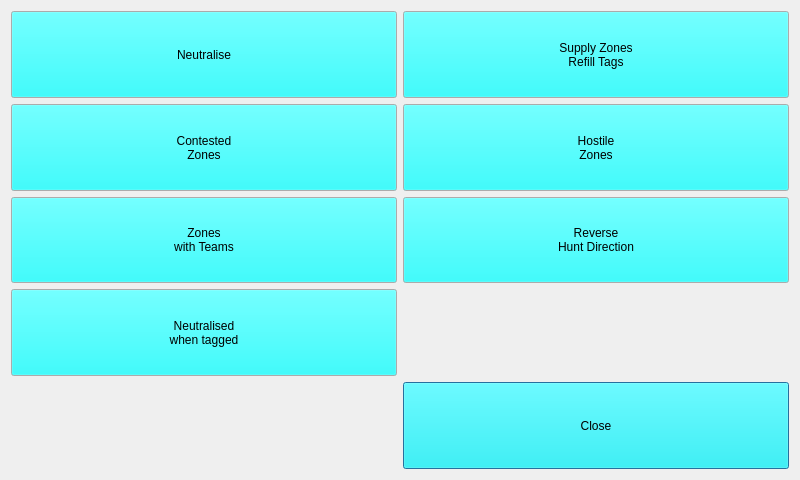
First picture: the form in FlagsWindow.ui, repository rmick/Combobulator, before the edit.
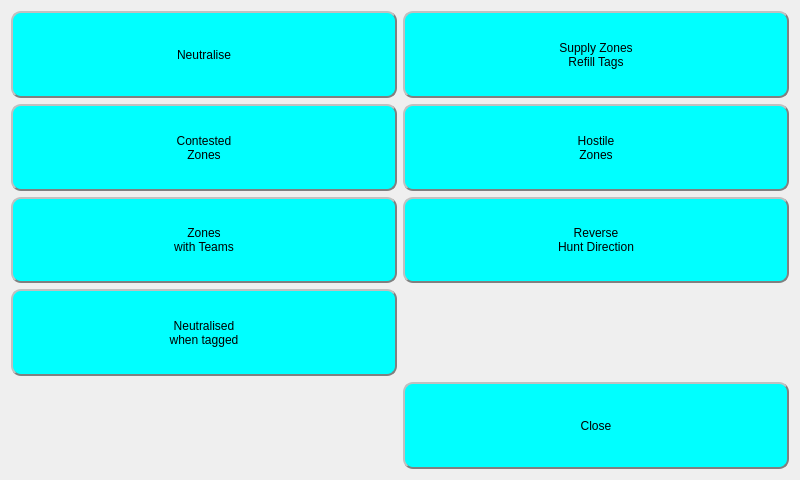
Second picture: the form after the edit.

Commit message: Spies now working properly. BaseStation Status LED added

Patch:
```diff
--- a/FlagsWindow.ui
+++ b/FlagsWindow.ui
@@ -13,6 +13,27 @@
   <property name="windowTitle">
    <string>Dialog</string>
   </property>
+  <property name="styleSheet">
+   <string notr="true">QPushButton
+{
+    background-color: cyan;
+    border-style: outset;
+    border-width: 2px;
+    border-radius: 10px;
+    border-color: grey;
+}
+
+QPushbutton:checked
+{
+    background-color: rgb(100,255,255);
+	font-weight: bold;
+}
+
+QPushbutton:disabled
+{
+	background-color: grey;
+}</string>
+  </property>
   <layout class="QGridLayout" name="gridLayout">
    <item row="0" column="0">
     <widget class="QPushButton" name="btn_Neutralise">
@@ -34,6 +55,24 @@
           </color>
          </brush>
         </colorrole>
+        <colorrole role="Base">
+         <brush brushstyle="SolidPattern">
+          <color alpha="255">
+           <red>0</red>
+           <green>255</green>
+           <blue>255</blue>
+          </color>
+         </brush>
+        </colorrole>
+        <colorrole role="Window">
+         <brush brushstyle="SolidPattern">
+          <color alpha="255">
+           <red>0</red>
+           <green>255</green>
+           <blue>255</blue>
+          </color>
+         </brush>
+        </colorrole>
        </active>
        <inactive>
         <colorrole role="Button">
@@ -45,6 +84,24 @@
           </color>
          </brush>
         </colorrole>
+        <colorrole role="Base">
+         <brush brushstyle="SolidPattern">
+          <color alpha="255">
+           <red>0</red>
+           <green>255</green>
+           <blue>255</blue>
+          </color>
+         </brush>
+        </colorrole>
+        <colorrole role="Window">
+         <brush brushstyle="SolidPattern">
+          <color alpha="255">
+           <red>0</red>
+           <green>255</green>
+           <blue>255</blue>
+          </color>
+         </brush>
+        </colorrole>
        </inactive>
        <disabled>
         <colorrole role="Button">
@@ -56,6 +113,24 @@
           </color>
          </brush>
         </colorrole>
+        <colorrole role="Base">
+         <brush brushstyle="SolidPattern">
+          <color alpha="255">
+           <red>0</red>
+           <green>255</green>
+           <blue>255</blue>
+          </color>
+         </brush>
+        </colorrole>
+        <colorrole role="Window">
+         <brush brushstyle="SolidPattern">
+          <color alpha="255">
+           <red>0</red>
+           <green>255</green>
+           <blue>255</blue>
+          </color>
+         </brush>
+        </colorrole>
        </disabled>
       </palette>
      </property>
@@ -87,6 +162,24 @@
           </color>
          </brush>
         </colorrole>
+        <colorrole role="Base">
+         <brush brushstyle="SolidPattern">
+          <color alpha="255">
+           <red>0</red>
+           <green>255</green>
+           <blue>255</blue>
+          </color>
+         </brush>
+        </colorrole>
+        <colorrole role="Window">
+         <brush brushstyle="SolidPattern">
+          <color alpha="255">
+           <red>0</red>
+           <green>255</green>
+           <blue>255</blue>
+          </color>
+         </brush>
+        </colorrole>
        </active>
        <inactive>
         <colorrole role="Button">
@@ -98,6 +191,24 @@
           </color>
          </brush>
         </colorrole>
+        <colorrole role="Base">
+         <brush brushstyle="SolidPattern">
+          <color alpha="255">
+           <red>0</red>
+           <green>255</green>
+           <blue>255</blue>
+          </color>
+         </brush>
+        </colorrole>
+        <colorrole role="Window">
+         <brush brushstyle="SolidPattern">
+          <color alpha="255">
+           <red>0</red>
+           <green>255</green>
+           <blue>255</blue>
+          </color>
+         </brush>
+        </colorrole>
        </inactive>
        <disabled>
         <colorrole role="Button">
@@ -109,6 +220,24 @@
           </color>
          </brush>
         </colorrole>
+        <colorrole role="Base">
+         <brush brushstyle="SolidPattern">
+          <color alpha="255">
+           <red>0</red>
+           <green>255</green>
+           <blue>255</blue>
+          </color>
+         </brush>
+        </colorrole>
+        <colorrole role="Window">
+         <brush brushstyle="SolidPattern">
+          <color alpha="255">
+           <red>0</red>
+           <green>255</green>
+           <blue>255</blue>
+          </color>
+         </brush>
+        </colorrole>
        </disabled>
       </palette>
      </property>
@@ -141,6 +270,24 @@
           </color>
          </brush>
         </colorrole>
+        <colorrole role="Base">
+         <brush brushstyle="SolidPattern">
+          <color alpha="255">
+           <red>0</red>
+           <green>255</green>
+           <blue>255</blue>
+          </color>
+         </brush>
+        </colorrole>
+        <colorrole role="Window">
+         <brush brushstyle="SolidPattern">
+          <color alpha="255">
+           <red>0</red>
+           <green>255</green>
+           <blue>255</blue>
+          </color>
+         </brush>
+        </colorrole>
        </active>
        <inactive>
         <colorrole role="Button">
@@ -152,6 +299,24 @@
           </color>
          </brush>
         </colorrole>
+        <colorrole role="Base">
+         <brush brushstyle="SolidPattern">
+          <color alpha="255">
+           <red>0</red>
+           <green>255</green>
+           <blue>255</blue>
+          </color>
+         </brush>
+        </colorrole>
+        <colorrole role="Window">
+         <brush brushstyle="SolidPattern">
+          <color alpha="255">
+           <red>0</red>
+           <green>255</green>
+           <blue>255</blue>
+          </color>
+         </brush>
+        </colorrole>
        </inactive>
        <disabled>
         <colorrole role="Button">
@@ -163,6 +328,24 @@
           </color>
          </brush>
         </colorrole>
+        <colorrole role="Base">
+         <brush brushstyle="SolidPattern">
+          <color alpha="255">
+           <red>0</red>
+           <green>255</green>
+           <blue>255</blue>
+          </color>
+         </brush>
+        </colorrole>
+        <colorrole role="Window">
+         <brush brushstyle="SolidPattern">
+          <color alpha="255">
+           <red>0</red>
+           <green>255</green>
+           <blue>255</blue>
+          </color>
+         </brush>
+        </colorrole>
        </disabled>
       </palette>
      </property>
@@ -195,6 +378,24 @@
           </color>
          </brush>
         </colorrole>
+        <colorrole role="Base">
+         <brush brushstyle="SolidPattern">
+          <color alpha="255">
+           <red>0</red>
+           <green>255</green>
+           <blue>255</blue>
+          </color>
+         </brush>
+        </colorrole>
+        <colorrole role="Window">
+         <brush brushstyle="SolidPattern">
+          <color alpha="255">
+           <red>0</red>
+           <green>255</green>
+           <blue>255</blue>
+          </color>
+         </brush>
+        </colorrole>
        </active>
        <inactive>
         <colorrole role="Button">
@@ -206,6 +407,24 @@
           </color>
          </brush>
         </colorrole>
+        <colorrole role="Base">
+         <brush brushstyle="SolidPattern">
+          <color alpha="255">
+           <red>0</red>
+           <green>255</green>
+           <blue>255</blue>
+          </color>
+         </brush>
+        </colorrole>
+        <colorrole role="Window">
+         <brush brushstyle="SolidPattern">
+          <color alpha="255">
+           <red>0</red>
+           <green>255</green>
+           <blue>255</blue>
+          </color>
+         </brush>
+        </colorrole>
        </inactive>
        <disabled>
         <colorrole role="Button">
@@ -217,6 +436,24 @@
           </color>
          </brush>
         </colorrole>
+        <colorrole role="Base">
+         <brush brushstyle="SolidPattern">
+          <color alpha="255">
+           <red>0</red>
+           <green>255</green>
+           <blue>255</blue>
+          </color>
+         </brush>
+        </colorrole>
+        <colorrole role="Window">
+         <brush brushstyle="SolidPattern">
+          <color alpha="255">
+           <red>0</red>
+           <green>255</green>
+           <blue>255</blue>
+          </color>
+         </brush>
+        </colorrole>
        </disabled>
       </palette>
      </property>
@@ -249,6 +486,24 @@
           </color>
          </brush>
         </colorrole>
+        <colorrole role="Base">
+         <brush brushstyle="SolidPattern">
+          <color alpha="255">
+           <red>0</red>
+           <green>255</green>
+           <blue>255</blue>
+          </color>
+         </brush>
+        </colorrole>
+        <colorrole role="Window">
+         <brush brushstyle="SolidPattern">
+          <color alpha="255">
+           <red>0</red>
+           <green>255</green>
+           <blue>255</blue>
+          </color>
+         </brush>
+        </colorrole>
        </active>
        <inactive>
         <colorrole role="Button">
@@ -260,6 +515,24 @@
           </color>
          </brush>
         </colorrole>
+        <colorrole role="Base">
+         <brush brushstyle="SolidPattern">
+          <color alpha="255">
+           <red>0</red>
+           <green>255</green>
+           <blue>255</blue>
+          </color>
+         </brush>
+        </colorrole>
+        <colorrole role="Window">
+         <brush brushstyle="SolidPattern">
+          <color alpha="255">
+           <red>0</red>
+           <green>255</green>
+           <blue>255</blue>
+          </color>
+         </brush>
+        </colorrole>
        </inactive>
        <disabled>
         <colorrole role="Button">
@@ -271,6 +544,24 @@
           </color>
          </brush>
         </colorrole>
+        <colorrole role="Base">
+         <brush brushstyle="SolidPattern">
+          <color alpha="255">
+           <red>0</red>
+           <green>255</green>
+           <blue>255</blue>
+          </color>
+         </brush>
+        </colorrole>
+        <colorrole role="Window">
+         <brush brushstyle="SolidPattern">
+          <color alpha="255">
+           <red>0</red>
+           <green>255</green>
+           <blue>255</blue>
+          </color>
+         </brush>
+        </colorrole>
        </disabled>
       </palette>
      </property>
@@ -303,6 +594,24 @@
           </color>
          </brush>
         </colorrole>
+        <colorrole role="Base">
+         <brush brushstyle="SolidPattern">
+          <color alpha="255">
+           <red>0</red>
+           <green>255</green>
+           <blue>255</blue>
+          </color>
+         </brush>
+        </colorrole>
+        <colorrole role="Window">
+         <brush brushstyle="SolidPattern">
+          <color alpha="255">
+           <red>0</red>
+           <green>255</green>
+           <blue>255</blue>
+          </color>
+         </brush>
+        </colorrole>
        </active>
        <inactive>
         <colorrole role="Button">
@@ -314,6 +623,24 @@
           </color>
          </brush>
         </colorrole>
+        <colorrole role="Base">
+         <brush brushstyle="SolidPattern">
+          <color alpha="255">
+           <red>0</red>
+           <green>255</green>
+           <blue>255</blue>
+          </color>
+         </brush>
+        </colorrole>
+        <colorrole role="Window">
+         <brush brushstyle="SolidPattern">
+          <color alpha="255">
+           <red>0</red>
+           <green>255</green>
+           <blue>255</blue>
+          </color>
+         </brush>
+        </colorrole>
        </inactive>
        <disabled>
         <colorrole role="Button">
@@ -325,6 +652,24 @@
           </color>
          </brush>
         </colorrole>
+        <colorrole role="Base">
+         <brush brushstyle="SolidPattern">
+          <color alpha="255">
+           <red>0</red>
+           <green>255</green>
+           <blue>255</blue>
+          </color>
+         </brush>
+        </colorrole>
+        <colorrole role="Window">
+         <brush brushstyle="SolidPattern">
+          <color alpha="255">
+           <red>0</red>
+           <green>255</green>
+           <blue>255</blue>
+          </color>
+         </brush>
+        </colorrole>
        </disabled>
       </palette>
      </property>
@@ -357,6 +702,24 @@
           </color>
          </brush>
         </colorrole>
+        <colorrole role="Base">
+         <brush brushstyle="SolidPattern">
+          <color alpha="255">
+           <red>0</red>
+           <green>255</green>
+           <blue>255</blue>
+          </color>
+         </brush>
+        </colorrole>
+        <colorrole role="Window">
+         <brush brushstyle="SolidPattern">
+          <color alpha="255">
+           <red>0</red>
+           <green>255</green>
+           <blue>255</blue>
+          </color>
+         </brush>
+        </colorrole>
        </active>
        <inactive>
         <colorrole role="Button">
@@ -368,6 +731,24 @@
           </color>
          </brush>
         </colorrole>
+        <colorrole role="Base">
+         <brush brushstyle="SolidPattern">
+          <color alpha="255">
+           <red>0</red>
+           <green>255</green>
+           <blue>255</blue>
+          </color>
+         </brush>
+        </colorrole>
+        <colorrole role="Window">
+         <brush brushstyle="SolidPattern">
+          <color alpha="255">
+           <red>0</red>
+           <green>255</green>
+           <blue>255</blue>
+          </color>
+         </brush>
+        </colorrole>
        </inactive>
        <disabled>
         <colorrole role="Button">
@@ -379,6 +760,24 @@
           </color>
          </brush>
         </colorrole>
+        <colorrole role="Base">
+         <brush brushstyle="SolidPattern">
+          <color alpha="255">
+           <red>0</red>
+           <green>255</green>
+           <blue>255</blue>
+          </color>
+         </brush>
+        </colorrole>
+        <colorrole role="Window">
+         <brush brushstyle="SolidPattern">
+          <color alpha="255">
+           <red>0</red>
+           <green>255</green>
+           <blue>255</blue>
+          </color>
+         </brush>
+        </colorrole>
        </disabled>
       </palette>
      </property>
@@ -411,6 +810,24 @@
           </color>
          </brush>
         </colorrole>
+        <colorrole role="Base">
+         <brush brushstyle="SolidPattern">
+          <color alpha="255">
+           <red>0</red>
+           <green>255</green>
+           <blue>255</blue>
+          </color>
+         </brush>
+        </colorrole>
+        <colorrole role="Window">
+         <brush brushstyle="SolidPattern">
+          <color alpha="255">
+           <red>0</red>
+           <green>255</green>
+           <blue>255</blue>
+          </color>
+         </brush>
+        </colorrole>
        </active>
        <inactive>
         <colorrole role="Button">
@@ -422,6 +839,24 @@
           </color>
          </brush>
         </colorrole>
+        <colorrole role="Base">
+         <brush brushstyle="SolidPattern">
+          <color alpha="255">
+           <red>0</red>
+           <green>255</green>
+           <blue>255</blue>
+          </color>
+         </brush>
+        </colorrole>
+        <colorrole role="Window">
+         <brush brushstyle="SolidPattern">
+          <color alpha="255">
+           <red>0</red>
+           <green>255</green>
+           <blue>255</blue>
+          </color>
+         </brush>
+        </colorrole>
        </inactive>
        <disabled>
         <colorrole role="Button">
@@ -433,6 +868,24 @@
           </color>
          </brush>
         </colorrole>
+        <colorrole role="Base">
+         <brush brushstyle="SolidPattern">
+          <color alpha="255">
+           <red>0</red>
+           <green>255</green>
+           <blue>255</blue>
+          </color>
+         </brush>
+        </colorrole>
+        <colorrole role="Window">
+         <brush brushstyle="SolidPattern">
+          <color alpha="255">
+           <red>0</red>
+           <green>255</green>
+           <blue>255</blue>
+          </color>
+         </brush>
+        </colorrole>
        </disabled>
       </palette>
      </property>
```
The commit also changes 14 other files.
